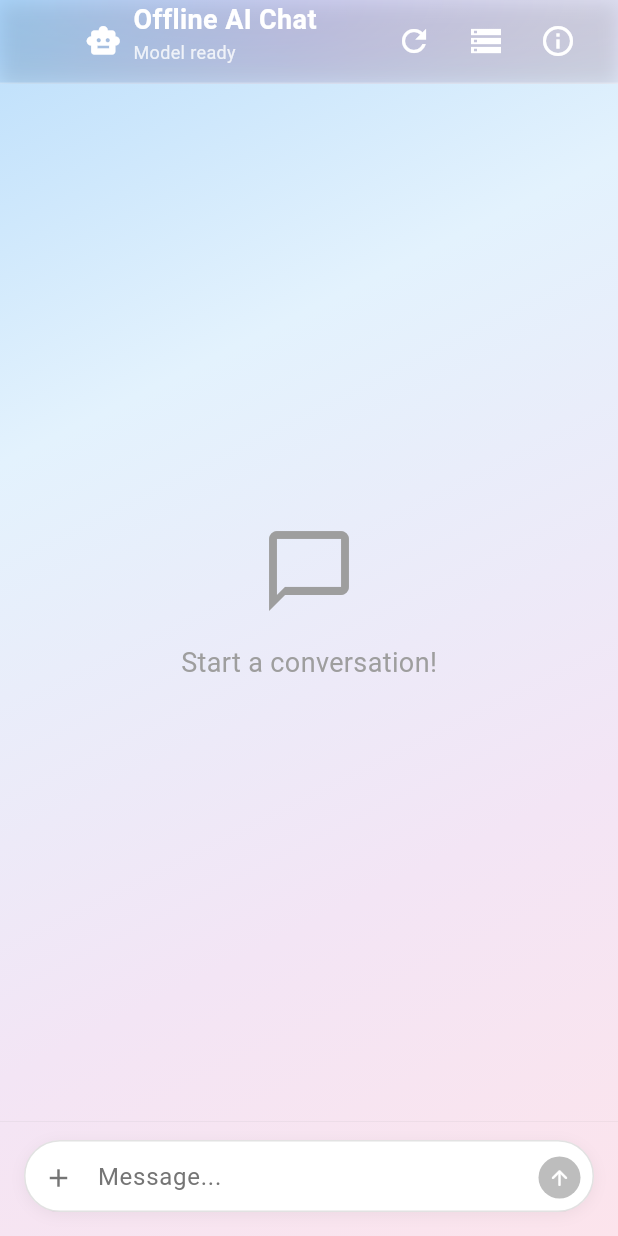
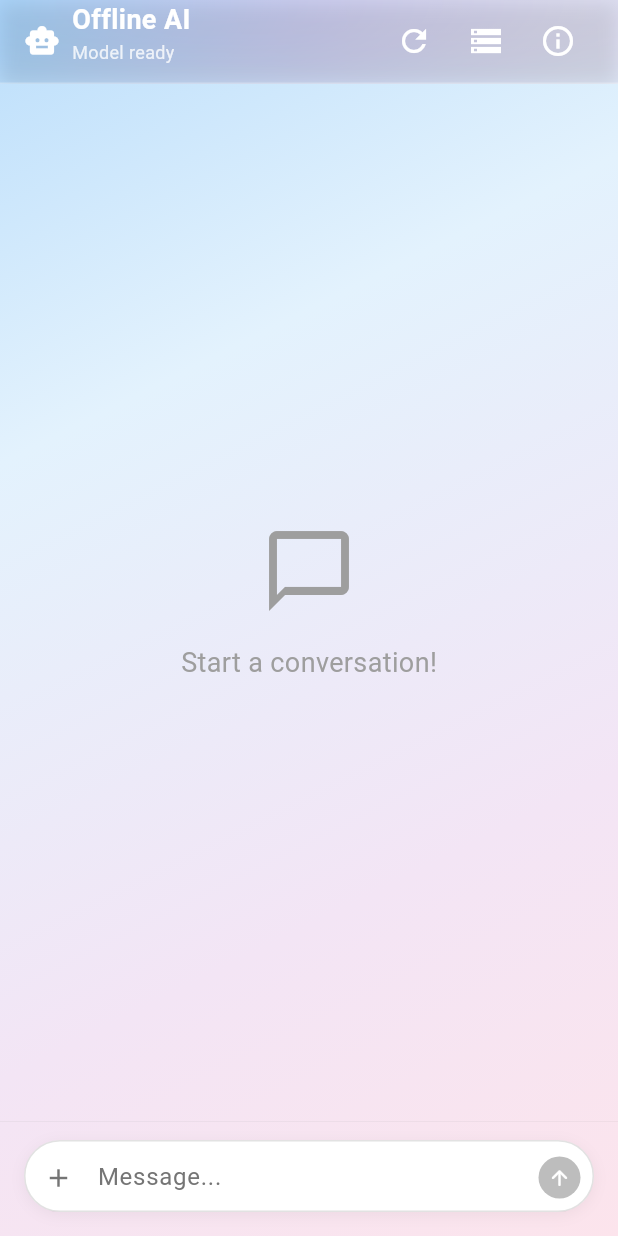
Before and after one commit to zhaonian/crusoe, a Flutter app: the first screen one second after launch, on a phone screen of 412 x 824 dp. Run offline on Flutter 3.47's test engine with Material 3 defaults, Android fonts, the light colour scheme and no system bars; missing offline and left inert: flutter_gemma, markdown_widget.

Commit message:
Update chat_screen.dart

```diff
--- a/lib/screens/chat_screen.dart
+++ b/lib/screens/chat_screen.dart
@@ -283,12 +283,14 @@ class _ChatScreenState extends State<ChatScreen> with TickerProviderStateMixin {
         gradient: LinearGradient(
           begin: Alignment.topLeft,
           end: Alignment.bottomRight,
-          colors: isDark ? [
+          colors: isDark
+              ? [
                   Colors.blue[900]!,
                   Colors.blue[800]!,
                   Colors.purple[800]!,
                   Colors.pink[800]!,
-          ] : [
+                ]
+              : [
                   Colors.blue[100]!,
                   Colors.blue[50]!,
                   Colors.purple[50]!,
@@ -300,6 +302,7 @@ class _ChatScreenState extends State<ChatScreen> with TickerProviderStateMixin {
       child: Scaffold(
         backgroundColor: Colors.transparent,
         appBar: GlassmorphismAppBar(
+          centerTitle: false,
           title: Row(
             mainAxisSize: MainAxisSize.min,
             children: [
@@ -308,16 +311,20 @@ class _ChatScreenState extends State<ChatScreen> with TickerProviderStateMixin {
               Column(
                 crossAxisAlignment: CrossAxisAlignment.start,
                 children: [
-                  Text("Offline AI Chat",
+                  Text(
+                    "Offline AI",
                     style: TextStyle(
                       fontSize: 18,
                       color: Colors.white,
                       fontWeight: FontWeight.w600,
-                    )
+                    ),
                   ),
                   Text(
                     _currentStatus.getMessageWithContext(),
-                    style: TextStyle(fontSize: 12, color: Colors.white.withValues(alpha: 0.8)),
+                    style: TextStyle(
+                      fontSize: 12,
+                      color: Colors.white.withValues(alpha: 0.8),
+                    ),
                   ),
                 ],
               ),
@@ -470,14 +477,9 @@ class _ChatScreenState extends State<ChatScreen> with TickerProviderStateMixin {
                   : isUser
                   ? Text(
                       message.text,
-                          style: TextStyle(
-                            color: Colors.white,
-                            fontSize: 16,
-                          ),
+                      style: TextStyle(color: Colors.white, fontSize: 16),
                     )
-                      : MarkdownMessage(
-                          content: message.text,
-                        ),
+                  : MarkdownMessage(content: message.text),
             ),
           ),
           if (isUser) ...[
```
Lines whose indentation alone changed are shown as unchanged.
